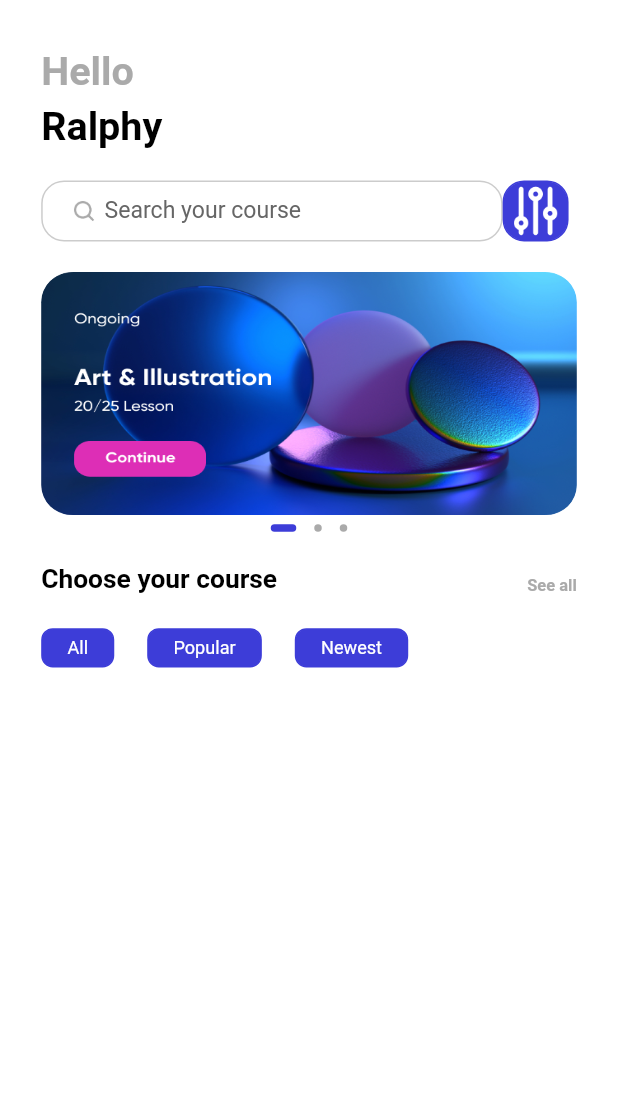
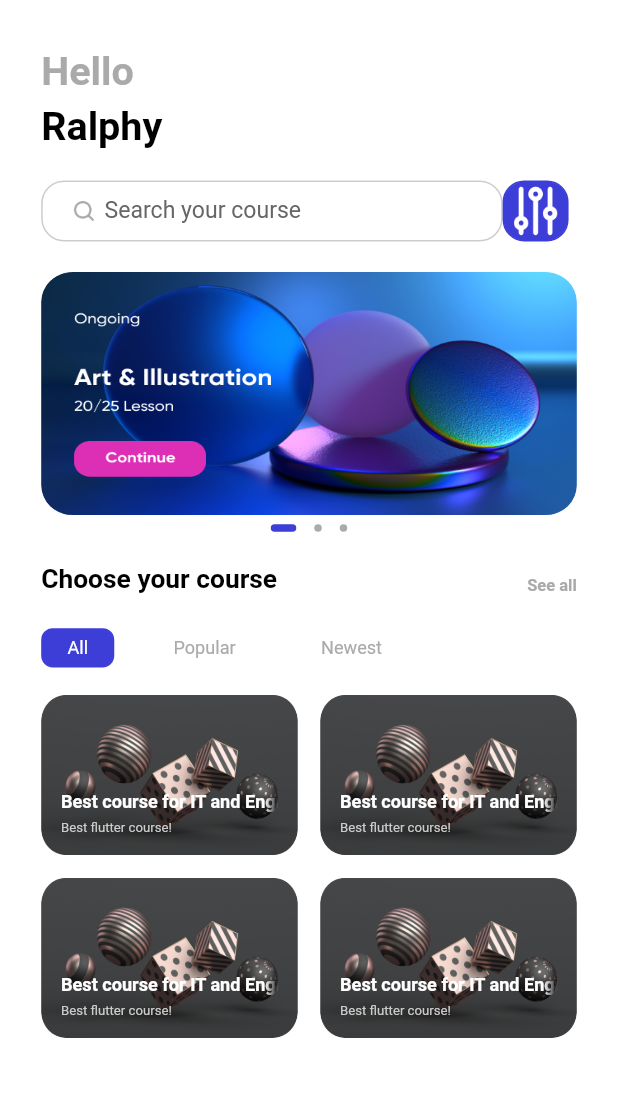
Before and after one commit to SubNato/Ecom_App, a Flutter app: the HomePage screen opened by its route, on a phone screen of 412 x 824 dp, the part 65-1162 px from its top. Run offline on Flutter 3.47's test engine with Material 2 defaults, Android fonts, the phone set to English and light mode, and no system bars; drawn by our look-alikes of dots_indicator; our stand-ins replace cloud_firestore, firebase_auth, firebase_core, flutter_bloc, flutter_screenutil, fluttertoast and 1 more; accounts and stored records are empty; Roboto replaces fonts that are missing (Avenir).

```diff
--- a/lib/pages/application/widgets/application_widgets.dart
+++ b/lib/pages/application/widgets/application_widgets.dart
@@ -3,6 +3,7 @@ import 'package:flutter/cupertino.dart';
 import 'package:flutter_screenutil/flutter_screenutil.dart';
 
 import '../../../entities/values/colors.dart';
+import '../../profile/profile.dart';
 
 Widget buildPage(int index){
   List<Widget> _widget = [
@@ -10,7 +11,8 @@ Widget buildPage(int index){
     Center(child: Text("Search")),
     Center(child: Text("Course")),
     Center(child: Text("Chat")),
-    Center(child: Text("Profile")),
+    //Center(child: Text("Profile")),
+    const ProfilePage(),
   ];
 
   return _widget[index];
--- a/lib/pages/home/home_page.dart
+++ b/lib/pages/home/home_page.dart
@@ -26,21 +26,56 @@ class _HomePageState extends State<HomePage> {
         builder: (context, state){
           return Container(
             margin: EdgeInsets.symmetric(vertical: 0, horizontal: 25.w),
-            child: Column(
-              crossAxisAlignment: CrossAxisAlignment.start,
-              children: [
-                homePageText(
-                  "Hello",
-                  color: AppColors.primaryThirdElementText,
+            child: CustomScrollView(
+              //crossAxisAlignment: CrossAxisAlignment.start,
+              slivers: [
+                SliverToBoxAdapter(
+                  child: homePageText(
+                    "Hello",
+                    color: AppColors.primaryThirdElementText,
+                  ),
                 ),
-                homePageText(
-                    "Ralphy",
-                    top: 5
+                SliverToBoxAdapter(
+                  child: homePageText(
+                      "Ralphy",
+                      top: 5
+                  ),
                 ),
-                SizedBox(height: 20.h,),
-                searchView(),
-                slidersView(context, state),
-                menuView(),
+                SliverPadding(padding: EdgeInsets.only(top: 20.h)),
+                SliverToBoxAdapter(
+                  child: searchView(),
+                ),
+                SliverToBoxAdapter(
+                  child: slidersView(context, state),
+                ),
+                SliverToBoxAdapter(
+                  child: menuView(),
+                ),
+                SliverPadding(
+                    padding: EdgeInsets.symmetric(
+                      vertical: 18.h,
+                      horizontal: 0.w
+                    ),
+                  sliver: SliverGrid(
+                    gridDelegate: const SliverGridDelegateWithFixedCrossAxisCount(
+                        crossAxisCount: 2,
+                      mainAxisSpacing: 15,
+                      crossAxisSpacing: 15,
+                      childAspectRatio: 1.6,    //To shape the grids.
+                    ),
+                    delegate: SliverChildBuilderDelegate(
+                    childCount: 4,
+                      (BuildContext context, int index){
+                        return GestureDetector(
+                          onTap:(){
+
+                          },
+                          child: courseGrid(),
+                        );
+                      }
+                  ),
+                  ),
+                ),
               ],
             ),
           );
--- a/lib/pages/home/widgets/home_page_widgets.dart
+++ b/lib/pages/home/widgets/home_page_widgets.dart
@@ -188,8 +188,8 @@ Widget menuView(){
         child: Row(
           children: [
             _reusableMenuText("All"),
-            _reusableMenuText("Popular"),
-            _reusableMenuText("Newest"),
+            _reusableMenuText("Popular",textColor: AppColors.primaryThirdElementText, backGroundColor: Colors.white),
+            _reusableMenuText("Newest", textColor: AppColors.primaryThirdElementText, backGroundColor: Colors.white),
           ],
         ),
       )
@@ -198,30 +198,75 @@ Widget menuView(){
 }
 
 Widget _reusableText(String text, {Color color=AppColors.primaryText, int fontSize = 16, FontWeight fontWeight=FontWeight.bold}){
-  return Container(
-    child: Text(
-      text,
-      style: TextStyle(
-          color: color,
-          fontWeight: fontWeight,
-          fontSize: fontSize.sp
-      ),
+  return Text(
+    text,
+    style: TextStyle(
+        color: color,
+        fontWeight: fontWeight,
+        fontSize: fontSize.sp
     ),
   );
 }
 
 //For the menu buttons, reusable text
-Widget _reusableMenuText(String menuText, {Color textColor= AppColors.primaryElementText}){
+Widget _reusableMenuText(String menuText, {Color textColor= AppColors.primaryElementText, Color backGroundColor = AppColors.primaryElement}){
   return Container(
     margin: EdgeInsets.only(right: 20.w),
     decoration: BoxDecoration(
-        color: AppColors.primaryElement,
+        color: backGroundColor,
         borderRadius: BorderRadius.circular(7.w),
-        border: Border.all(color: AppColors.primaryElement)
+        border: Border.all(color: backGroundColor)
     ),
     padding: EdgeInsets.only(
         left: 15.w, right: 15.w, top: 5.h, bottom: 5.h
     ),
-    child: _reusableText(menuText, color: AppColors.primaryElementText, fontWeight: FontWeight.normal, fontSize: 11),
+    child: _reusableText(menuText, color: textColor, fontWeight: FontWeight.normal, fontSize: 11),
   );
 }
+
+//For course grid view ui
+Widget courseGrid(){
+  return Container(
+    padding: EdgeInsets.all(12.w),
+    decoration: BoxDecoration(
+        borderRadius: BorderRadius.circular(15.w),
+        image: const DecorationImage(
+            fit: BoxFit.fill,
+            image: AssetImage(
+                "assets/icons/image_2.png"
+            )
+        )
+    ),
+    child: Column(                  //For the text in the image coming from the network backend.
+      mainAxisAlignment: MainAxisAlignment.end,
+      crossAxisAlignment: CrossAxisAlignment.start,
+      children: [
+        Text(
+          "Best course for IT and Engineering",
+          maxLines: 1,
+          overflow: TextOverflow.fade,
+          textAlign: TextAlign.left,
+          softWrap: false,
+          style: TextStyle(
+            color: AppColors.primaryElementText,
+            fontWeight: FontWeight.bold,
+            fontSize: 11.sp,
+          ),
+        ),
+        SizedBox(height: 5.h,),
+        Text(
+          "Best flutter course!",
+          maxLines: 1,
+          overflow: TextOverflow.fade,
+          textAlign: TextAlign.left,
+          softWrap: false,
+          style: TextStyle(
+            color: AppColors.primaryFourthElementText,
+            fontWeight: FontWeight.normal,
+            fontSize: 8.sp,
+          ),
+        )
+      ],
+    ),
+  );
+}
```
Also changed, not shown: lib/pages/profile/profile.dart (added, +37 -0 lines), lib/pages/profile/widgets/profile_widgets.dart (added, +99 -0 lines), lib/pages/profile/settings/bloc/settings_blocs.dart (added), lib/pages/profile/settings/bloc/settings_events.dart (added), lib/pages/profile/settings/bloc/settings_states.dart (added), lib/pages/profile/settings/settings_page.dart (added).
